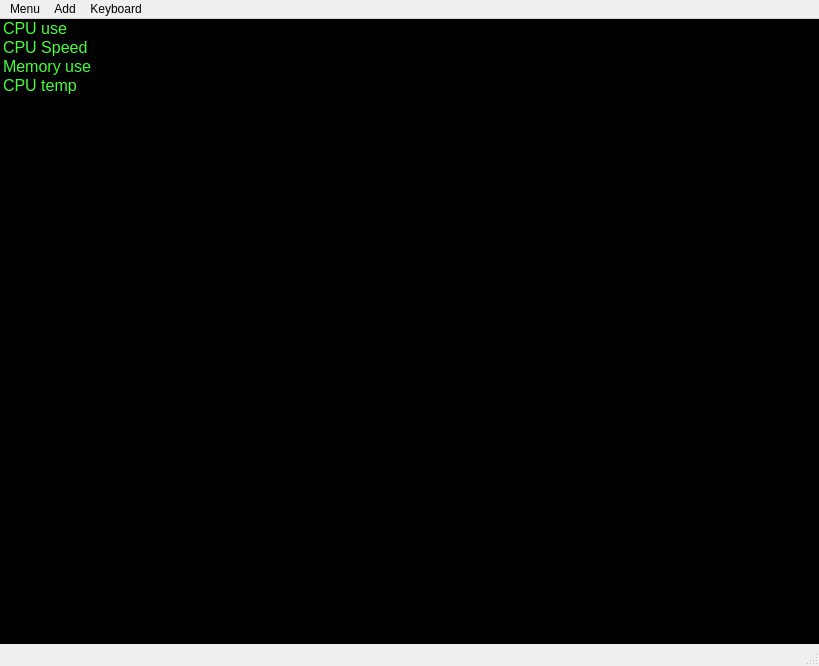
Above: mainwindow.ui from calebickler/Capstone_Qt_Cpp_Program before the change. Below: the same form after it.
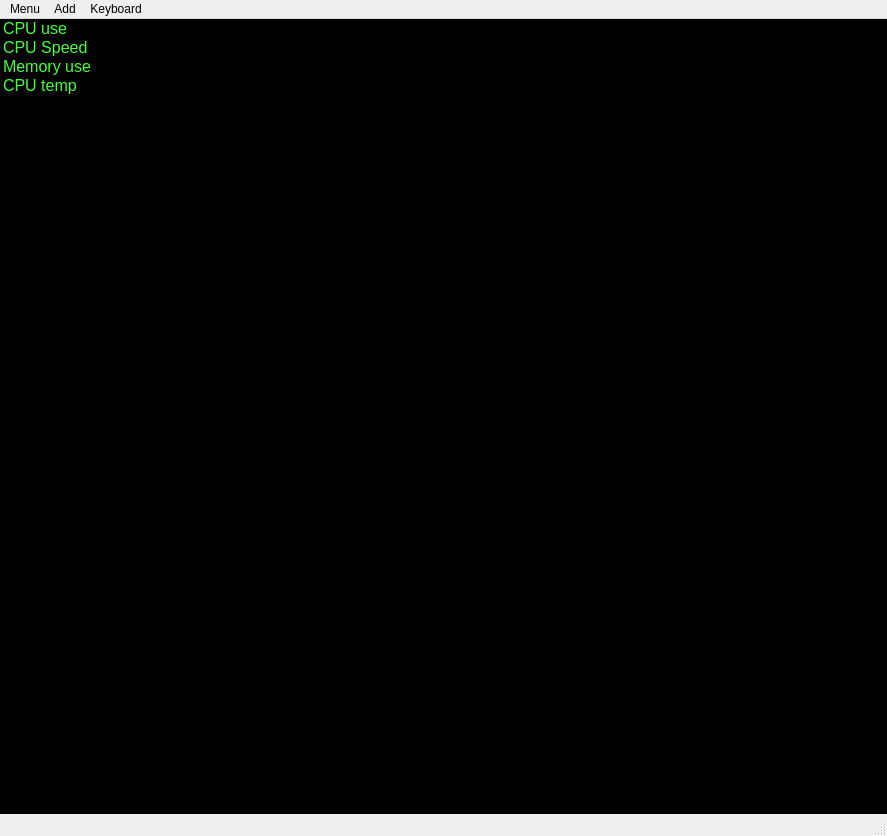
That is the form after the change.

```diff
--- a/mainwindow.ui
+++ b/mainwindow.ui
@@ -6,8 +6,8 @@
    <rect>
     <x>0</x>
     <y>0</y>
-    <width>819</width>
-    <height>666</height>
+    <width>887</width>
+    <height>836</height>
    </rect>
   </property>
   <property name="windowTitle">
@@ -111,7 +111,7 @@
     <rect>
      <x>0</x>
      <y>0</y>
-     <width>819</width>
+     <width>887</width>
      <height>21</height>
     </rect>
    </property>
```
Left out of the diff: 13 changed lines with no effect on the pictures.
